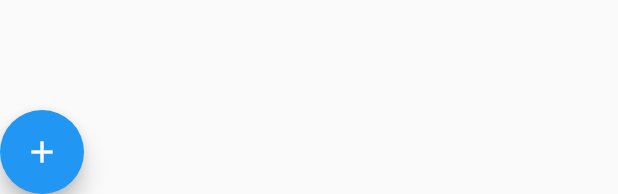
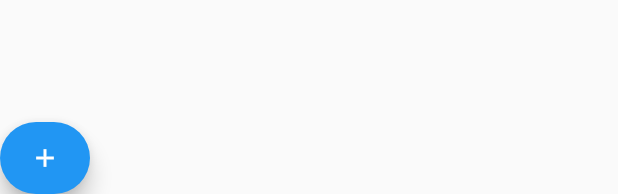
Before and after one commit to epicerie-coopaz/coop_app, a Flutter app: the CartList widget shown alone on an empty page, opened directly with empty values, on a phone screen of 412 x 824 dp. Shown: the part 1042-1236 px from the top of the screen. Run offline on Flutter 3.47's test engine with Material 2 defaults, Android fonts, the phone set to English and light mode, and no system bars; accounts and stored records are empty.

Commit message:
text format

```diff
--- a/lib/ui/screens/cash_register/panel_cart_list.dart
+++ b/lib/ui/screens/cash_register/panel_cart_list.dart
@@ -49,6 +49,7 @@ class _CartList extends State<CartList> {
         ?.apply(color: Theme.of(context).colorScheme.primary);
 
     AppModel appModel = context.watch<AppModel>();
+    double bigText = 20 * appModel.zoomText;
     CashRegisterModel cashRegisterModel = context.watch<CashRegisterModel>();
 
     List<CartItemWidget> productLineWidgets =
@@ -108,7 +109,7 @@ class _CartList extends State<CartList> {
               const SizedBox(height: 40),
               Row(children: [
                 !cashRegisterModel.isAwaitingSendFormResponse
-                    ? FloatingActionButton(
+                    ? FloatingActionButton.extended(
                         focusNode: FocusNode(skipTraversal: true),
                         foregroundColor:
                             Theme.of(context).colorScheme.onPrimary,
@@ -128,7 +129,8 @@ class _CartList extends State<CartList> {
                             }
                           });
                         },
-                        child: const Icon(Icons.add),
+                        label: Icon(Icons.add, size: bigText),
+                        tooltip: 'Ajouter une ligne produit',
                       )
                     : Container()
               ]),
--- a/lib/ui/screens/cash_register/widget_cart_item.dart
+++ b/lib/ui/screens/cash_register/widget_cart_item.dart
@@ -34,6 +34,7 @@ class _CartItemWidget extends State<CartItemWidget> {
   @override
   Widget build(BuildContext context) {
     AppModel appModel = context.watch<AppModel>();
+    double mediumText = 14 * appModel.zoomText;
     CashRegisterModel cashRegisterModel = context.watch<CashRegisterModel>();
 
     var total = '';
@@ -89,7 +90,7 @@ class _CartItemWidget extends State<CartItemWidget> {
                     ),
                     controller: fieldTextEditingController,
                     focusNode: fieldFocusNode,
-                    style: TextStyle(fontSize: 14 * appModel.zoomText),
+                    style: TextStyle(fontSize: mediumText),
                     enabled: !cashRegisterModel.isAwaitingSendFormResponse,
                     validator: (String? value) {
                       String? result;
--- a/lib/ui/screens/home/screen_home.dart
+++ b/lib/ui/screens/home/screen_home.dart
@@ -40,14 +40,14 @@ class CoopazApp extends StatelessWidget {
                 brightness: Brightness.light,
                 primary: Color(0xFF4B6700),
                 onPrimary: Color(0xFFFFFFFF),
-                primaryContainer: Color(0xFFC2F35C),
+                primaryContainer: Color.fromARGB(255, 210, 214, 199),
                 onPrimaryContainer: Color(0xFF141F00),
                 secondary: Color(0xFF984800),
                 onSecondary: Color(0xFFFFFFFF),
                 secondaryContainer: Color(0xFFFFDBC8),
                 onSecondaryContainer: Color(0xFF321300),
-                tertiary: Color(0xFF6F5D00),
-                onTertiary: Color(0xFFFFFFFF),
+                tertiary: Color.fromARGB(255, 109, 117, 90),
+                onTertiary: Color(0xFF4B6700),
                 tertiaryContainer: Color(0xFFFFE169),
                 onTertiaryContainer: Color(0xFF221B00),
                 error: Color(0xFFBA1A1A),
```
Also changed, not shown: lib/ui/screens/cash_register/panel_validation.dart (+8 -10 lines).
